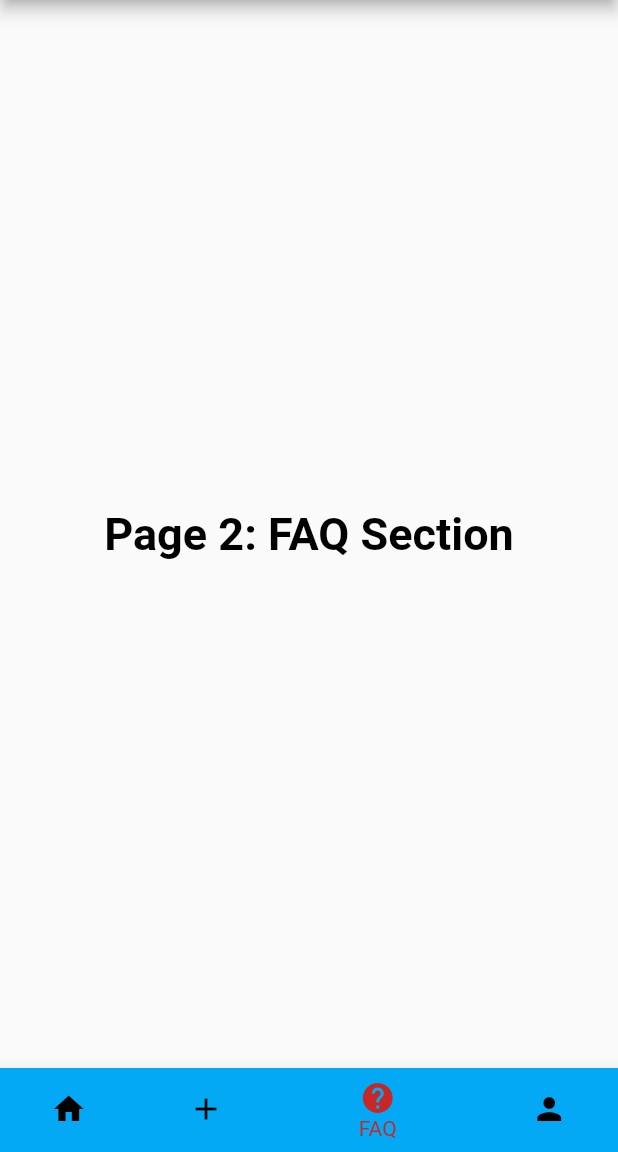
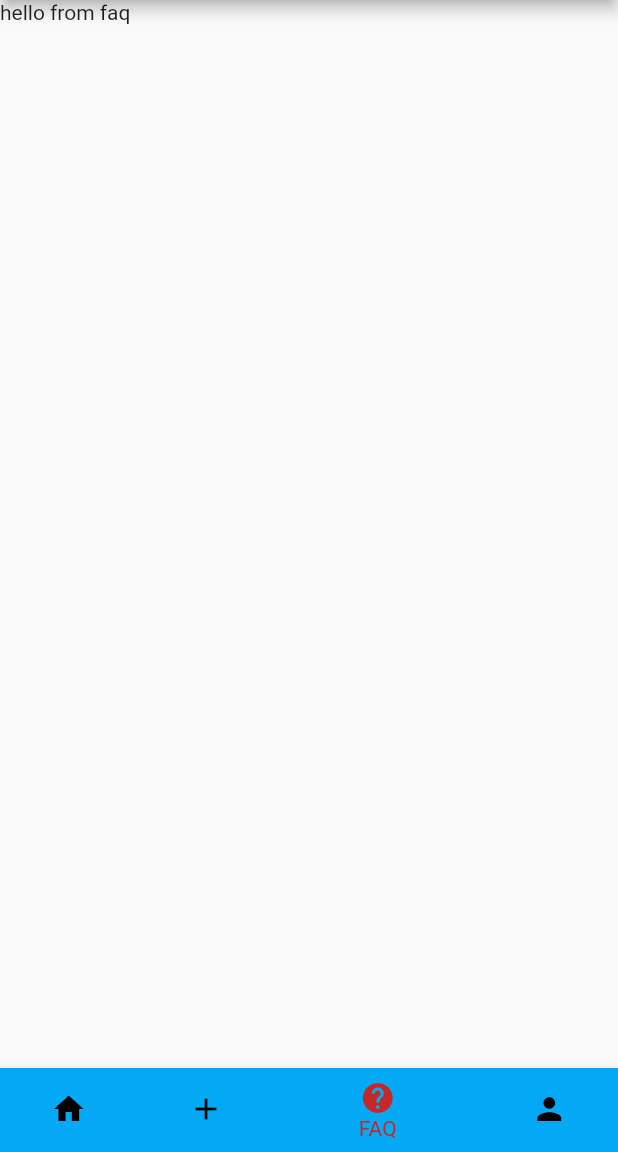
Before and after one commit to rohitasture/CureIt, a Flutter app: the screen it shows after launch, item 3 of the bottom bar chosen, on a phone screen of 412 x 824 dp, the part 84-1236 px from its top. Run offline on Flutter 3.47's test engine with Material 2 defaults, Android fonts, the phone set to English and light mode, and no system bars.

Commit message:
nav bar screens added

```diff
--- a/lib/bottom_bar.dart
+++ b/lib/bottom_bar.dart
@@ -1,4 +1,8 @@
+import 'package:cureit/screens/FAQ_page/faq_page.dart';
+import 'package:cureit/screens/profile_page/profile_page.dart';
 import 'package:flutter/material.dart';
+import './screens/home_page/health_issues.dart';
+import './screens/book_appointment/book_appointment.dart';
 
 // /// This is the stateful widget that the main application instantiates.
 class MyStatefulWidget extends StatefulWidget {
@@ -14,22 +18,10 @@ class _MyStatefulWidgetState extends State<MyStatefulWidget> {
   static const TextStyle optionStyle =
       TextStyle(fontSize: 30, fontWeight: FontWeight.bold, color: Colors.black);
   static const List<Widget> _widgetOptions = <Widget>[
-    Text(
-      'Page 0: Home',
-      style: optionStyle,
-    ),
-    Text(
-      'Page 1: Appointments',
-      style: optionStyle,
-    ),
-    Text(
-      'Page 2: FAQ Section',
-      style: optionStyle,
-    ),
-    Text(
-      'Page 3: Your profile',
-      style: optionStyle,
-    ),
+    HealthIssues(),
+    BookAppointment(),
+    FAQS(),
+    MyProfile(),
   ];
 
   void _onItemTapped(int index) {
--- a/lib/screens/FAQ_page/faq_page.dart
+++ b/lib/screens/FAQ_page/faq_page.dart
@@ -0,0 +1,12 @@
+import 'package:flutter/material.dart';
+
+class FAQS extends StatelessWidget {
+  const FAQS({Key? key}) : super(key: key);
+
+  @override
+  Widget build(BuildContext context) {
+    return const Scaffold(
+      body: Text('hello from faq'),
+    );
+  }
+}
--- a/pubspec.yaml
+++ b/pubspec.yaml
@@ -34,6 +34,7 @@ dependencies:
   # The following adds the Cupertino Icons font to your application.
   # Use with the CupertinoIcons class for iOS style icons.
   cupertino_icons: ^1.0.2
+  dio: ^4.0.0
 
 dev_dependencies:
   flutter_test:
```
Also changed, not shown: lib/screens/book_appointment/book_appointment.dart (+12 -0 lines), lib/screens/home_page/health_issues.dart (+6 -69 lines), lib/screens/profile_page/profile_page.dart (+12 -0 lines), pubspec.lock.
